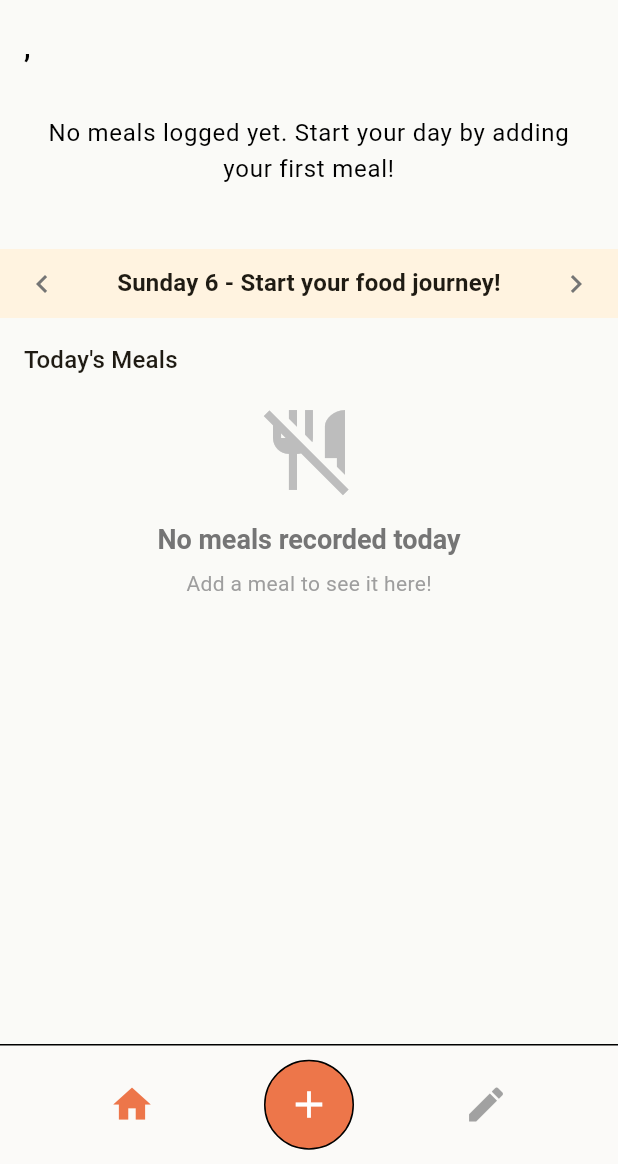
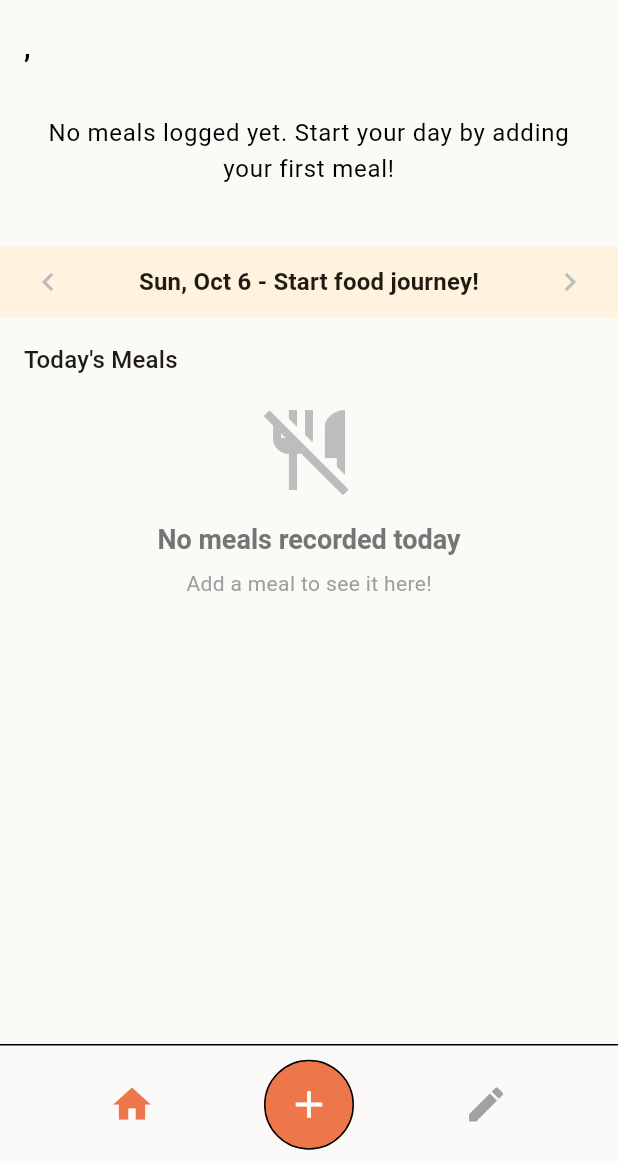
Before and after one commit to codevalley/Bioscope, a Flutter app: the DashboardScreen screen opened directly, on a phone screen of 412 x 824 dp, the part 72-1236 px from its top. Run offline on Flutter 3.47's test engine with Material 3 defaults, Android fonts, the phone set to English and light mode, and no system bars; our stand-ins replace cached_network_image, flutter_bloc, flutter_cache_manager, flutter_dotenv, flutter_riverpod, flutter_svg and 5 more; accounts and stored records are empty; network calls fail; Roboto replaces fonts that are missing (Manrope).

Commit message:
Add day by day navigation

```diff
--- a/lib/core/interfaces/daily_goals_datasource.dart
+++ b/lib/core/interfaces/daily_goals_datasource.dart
@@ -10,7 +10,8 @@ abstract class DailyGoalsDataSource extends DataSource<DailyGoalsModel> {
   /// Retrieves all daily goals.
   ///
   /// Returns a [Future] that completes with a list of [DailyGoalsModel].
-  Future<List<DailyGoalsModel>> getAll();
+  Future<List<DailyGoalsModel>> getAll(
+      {DateTime? startDate, DateTime? endDate});
 
   /// Provides a stream of all daily goals.
   ///
--- a/lib/core/utils/date_formatter.dart
+++ b/lib/core/utils/date_formatter.dart
@@ -79,6 +79,19 @@ class DateFormatter {
     }
   }
 
+  /// Formats a date for short display.
+  ///
+  /// This method creates a string representation of the given [date],
+  /// including the day of the week and the date.
+  ///
+  /// Example: "Mon, Jan 15"
+  ///
+  /// [date] The date to format.
+  String formatShortDate(DateTime date) {
+    final formatter = DateFormat('E, MMM d');
+    return formatter.format(date);
+  }
+
   /// Formats a date for greeting messages.
   ///
   /// This method creates a string representation of the given [date],
--- a/lib/data/datasources/daily_goals_remote_ds.dart
+++ b/lib/data/datasources/daily_goals_remote_ds.dart
@@ -29,7 +29,8 @@ class DailyGoalsRemoteDs implements DailyGoalsDataSource {
   ///
   /// Returns a [Future] that completes with a list of [DailyGoalsModel].
   @override
-  Future<List<DailyGoalsModel>> getAll() async {
+  Future<List<DailyGoalsModel>> getAll(
+      {DateTime? startDate, DateTime? endDate}) async {
     final response = await httpClient.get(Uri.parse('$baseUrl/daily-goals'));
     if (response.statusCode == 200) {
       final List<dynamic> jsonList = json.decode(response.body);
--- a/lib/data/datasources/daily_goals_sqlite_ds.dart
+++ b/lib/data/datasources/daily_goals_sqlite_ds.dart
@@ -32,7 +32,8 @@ class DailyGoalsSqliteDs implements DailyGoalsDataSource {
   ///
   /// Returns a [Future] that completes with a list of [DailyGoalsModel].
   @override
-  Future<List<DailyGoalsModel>> getAll() async {
+  Future<List<DailyGoalsModel>> getAll(
+      {DateTime? startDate, DateTime? endDate}) async {
     final List<Map<String, dynamic>> maps =
         await _database.query('daily_goal_logs');
     return List.generate(maps.length, (i) {
--- a/lib/data/datasources/daily_goals_supabase_ds.dart
+++ b/lib/data/datasources/daily_goals_supabase_ds.dart
@@ -48,7 +48,7 @@ class DailyGoalsSupabaseDs implements DailyGoalsDataSource {
       query = query.lte('date', endDate.toIso8601String().split('T')[0]);
     }
 
-    final response = await query.order('date', ascending: false);
+    final response = await query.order('date', ascending: startDate == null);
     return (response as List)
         .map((item) => DailyGoalsModel.fromJson(item))
         .toList();
--- a/lib/presentation/screens/dashboard_screen.dart
+++ b/lib/presentation/screens/dashboard_screen.dart
@@ -45,9 +45,16 @@ class DashboardScreen extends ConsumerWidget {
                   greeting: dashboardState.greeting,
                   name: dashboardState.userName,
                   dailyGoals: dashboardState.dailyGoals,
-                  date: DateTime.now(),
+                  date: dashboardState.currentDate,
                   shrinkOffset: shrinkOffset,
                   height: height,
+                  hasPreviousDay: dashboardState.hasPreviousDay,
+                  hasNextDay: dashboardState.hasNextDay,
+                  onPreviousDay: () => ref
+                      .read(dashboardProvider.notifier)
+                      .navigateToPreviousDay(),
+                  onNextDay: () =>
+                      ref.read(dashboardProvider.notifier).navigateToNextDay(),
                 ),
               ),
             ),
--- a/lib/presentation/widgets/dashboard_top_section.dart
+++ b/lib/presentation/widgets/dashboard_top_section.dart
@@ -2,8 +2,8 @@ import 'package:flutter/material.dart';
 import 'package:flutter_riverpod/flutter_riverpod.dart';
 import 'nutrition_indicator.dart';
 import '../../domain/entities/goal_item.dart';
-import 'package:intl/intl.dart';
 import '../providers/providers.dart';
+import '../../core/utils/date_formatter.dart';
 
 class DashboardTopSection extends ConsumerWidget {
   final String greeting;
@@ -12,6 +12,10 @@ class DashboardTopSection extends ConsumerWidget {
   final DateTime date;
   final double shrinkOffset;
   final double height;
+  final bool hasPreviousDay;
+  final bool hasNextDay;
+  final Function() onPreviousDay;
+  final Function() onNextDay;
 
   const DashboardTopSection({
     Key? key,
@@ -21,6 +25,10 @@ class DashboardTopSection extends ConsumerWidget {
     required this.date,
     required this.shrinkOffset,
     required this.height,
+    required this.hasPreviousDay,
+    required this.hasNextDay,
+    required this.onPreviousDay,
+    required this.onNextDay,
   }) : super(key: key);
 
   Color _getProgressColor(double progress, BuildContext context) {
@@ -34,9 +42,6 @@ class DashboardTopSection extends ConsumerWidget {
     final caloriesConsumed = caloriesGoal?.actual.toInt() ?? 0;
     final dailyCalorieGoal = caloriesGoal?.target.toInt() ?? 2000;
     final calorieProgress = caloriesConsumed / dailyCalorieGoal;
-
-    final dateFormatter = DateFormat('EEEE d');
-    final formattedDate = dateFormatter.format(date);
 
     // Calculate opacity based on shrinkOffset
     final double opacity = 1 - (shrinkOffset / (height - 50)).clamp(0.0, 1.0);
@@ -78,24 +83,47 @@ class DashboardTopSection extends ConsumerWidget {
                 Container(
                   color: const Color(0xFFFFF3E0),
                   padding:
-                      const EdgeInsets.symmetric(horizontal: 16, vertical: 11),
+                      const EdgeInsets.symmetric(horizontal: 8, vertical: 0),
                   child: Row(
                     mainAxisAlignment: MainAxisAlignment.spaceBetween,
                     children: [
-                      Icon(Icons.chevron_left, color: Colors.grey[600]),
+                      IconButton(
+                        icon: Icon(Icons.chevron_left,
+                            color: hasPreviousDay
+                                ? Colors.black
+                                : Colors.grey[400]),
+                        onPressed: hasPreviousDay ? onPreviousDay : null,
+                        padding:
+                            EdgeInsets.zero, // Remove padding from IconButton
+                        constraints:
+                            const BoxConstraints(), // Remove constraints
+                        iconSize: 24, // Explicitly set icon size
+                      ),
                       Expanded(
                         child: Text(
                           dashboardState.isDailyGoalsEmpty
-                              ? '$formattedDate - Start your food journey!'
-                              : 'Today, $formattedDate : $caloriesConsumed/$dailyCalorieGoal kcal',
+                              ? '${DateFormatter().formatShortDate(date)} - Start food journey!'
+                              : '${DateFormatter().formatShortDate(date)}: $caloriesConsumed/$dailyCalorieGoal kcal',
                           style:
                               Theme.of(context).textTheme.titleMedium?.copyWith(
                                     fontWeight: FontWeight.bold,
                                   ),
                           textAlign: TextAlign.center,
+                          overflow: TextOverflow
+                              .ellipsis, // Add ellipsis for long text
                         ),
                       ),
-                      Icon(Icons.chevron_right, color: Colors.grey[600]),
+                      IconButton(
+                        icon: Icon(Icons.chevron_right,
+                            color:
+                                hasNextDay ? Colors.black : Colors.grey[400]),
+                        onPressed: hasNextDay ? onNextDay : null,
+                        padding:
+                            EdgeInsets.zero, // Remove padding from IconButton
+                        constraints:
+                            const BoxConstraints(), // Remove constraints
+                        iconSize: 24, // Explicitly set icon size
+                      ),
                     ],
                   ),
                 ),
```
Also changed, not shown: lib/data/repositories/daily_goals_repository_impl.dart (+25 -0 lines), lib/domain/repositories/daily_goals_repository.dart (+9 -0 lines), lib/presentation/state_management/dashboard_notifier.dart (+52 -0 lines), lib/presentation/state_management/dashboard_state.dart (+8 -1 lines), lib/presentation/state_management/dashboard_state.freezed.dart.
